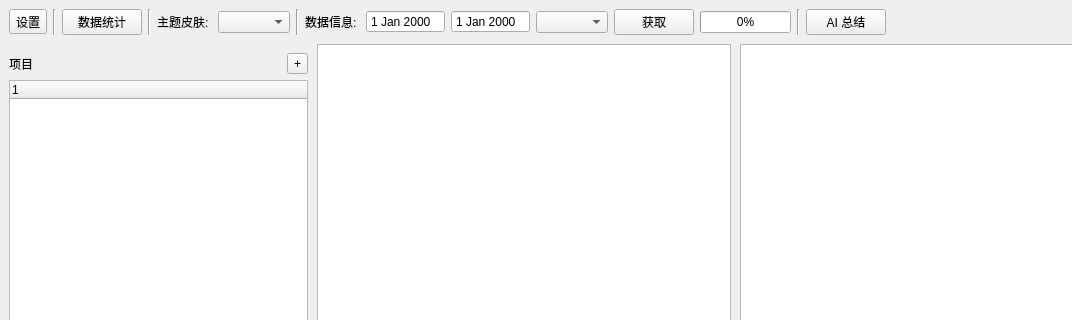
Old version of the form src/views/home/home.ui in the repository Hunlongyu/work_report; both pictures show x 0 to 1072 and y 0 to 320 of the 1163 by 691 pixel window.
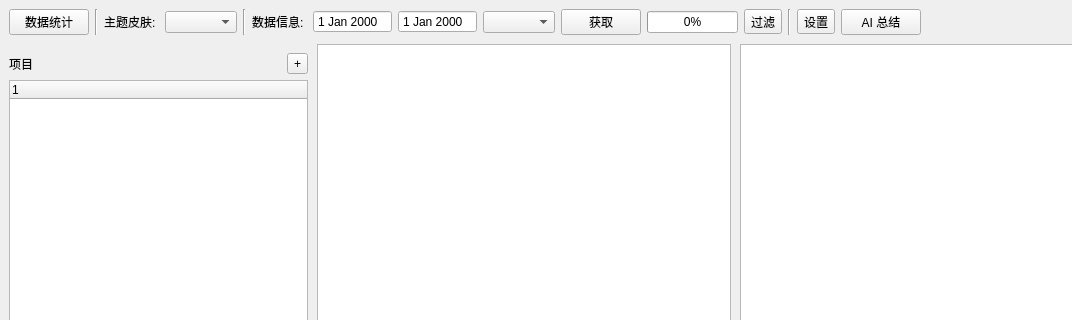
New version of the form.

Commit message:
feat(home): 重构首页布局并添加设置功能
- 重新调整了首页各个控件的布局结构
- 添加了设置按钮，点击后弹出设置对话框
- 新增 Settings 类和对应的 UI 文件
- 优化了代码结构，提高了可维护性

```diff
--- a/src/views/home/home.ui
+++ b/src/views/home/home.ui
@@ -228,13 +228,68 @@
       </size>
      </property>
      <layout class="QGridLayout" name="gridLayout">
+      <item row="0" column="13">
+       <widget class="Line" name="line_3">
+        <property name="orientation">
+         <enum>Qt::Orientation::Vertical</enum>
+        </property>
+       </widget>
+      </item>
+      <item row="0" column="5">
+       <widget class="Line" name="line">
+        <property name="orientation">
+         <enum>Qt::Orientation::Vertical</enum>
+        </property>
+       </widget>
+      </item>
       <item row="0" column="1">
-       <widget class="Line" name="line_4">
+       <widget class="QPushButton" name="btn_statistics">
+        <property name="text">
+         <string>数据统计</string>
+        </property>
+       </widget>
+      </item>
+      <item row="0" column="9">
+       <widget class="QComboBox" name="cbb_date"/>
+      </item>
+      <item row="0" column="17">
+       <widget class="QPushButton" name="btn_export">
+        <property name="text">
+         <string>导出</string>
+        </property>
+       </widget>
+      </item>
+      <item row="0" column="4">
+       <widget class="QComboBox" name="cbb_theme"/>
+      </item>
+      <item row="0" column="2">
+       <widget class="Line" name="line_2">
         <property name="orientation">
          <enum>Qt::Orientation::Vertical</enum>
         </property>
        </widget>
       </item>
+      <item row="0" column="10">
+       <widget class="QPushButton" name="btn_get">
+        <property name="text">
+         <string>获取</string>
+        </property>
+       </widget>
+      </item>
+      <item row="0" column="6">
+       <widget class="QLabel" name="label_4">
+        <property name="text">
+         <string>数据信息: </string>
+        </property>
+       </widget>
+      </item>
+      <item row="0" column="15">
+       <widget class="QPushButton" name="btn_ai_repot">
+        <property name="text">
+         <string>AI 总结</string>
+        </property>
+       </widget>
+      </item>
       <item row="0" column="16">
        <spacer name="horizontalSpacer">
         <property name="orientation">
@@ -248,28 +303,21 @@
         </property>
        </spacer>
       </item>
-      <item row="0" column="17">
-       <widget class="QPushButton" name="btn_export">
-        <property name="text">
-         <string>导出</string>
+      <item row="0" column="11">
+       <widget class="QProgressBar" name="progress">
+        <property name="value">
+         <number>0</number>
         </property>
        </widget>
       </item>
-      <item row="0" column="9">
-       <widget class="QDateEdit" name="de_until">
+      <item row="0" column="7">
+       <widget class="QDateEdit" name="de_since">
         <property name="buttonSymbols">
          <enum>QAbstractSpinBox::ButtonSymbols::NoButtons</enum>
         </property>
        </widget>
       </item>
-      <item row="0" column="15">
-       <widget class="QPushButton" name="btn_ai_repot">
-        <property name="text">
-         <string>AI 总结</string>
-        </property>
-       </widget>
-      </item>
-      <item row="0" column="0">
+      <item row="0" column="14">
        <widget class="QToolButton" name="btn_settings">
         <property name="layoutDirection">
          <enum>Qt::LayoutDirection::LeftToRight</enum>
@@ -279,72 +327,27 @@
         </property>
        </widget>
       </item>
-      <item row="0" column="10">
-       <widget class="QComboBox" name="cbb_date"/>
-      </item>
-      <item row="0" column="6">
-       <widget class="Line" name="line">
-        <property name="orientation">
-         <enum>Qt::Orientation::Vertical</enum>
-        </property>
-       </widget>
-      </item>
-      <item row="0" column="2">
-       <widget class="QPushButton" name="btn_statistics">
-        <property name="text">
-         <string>数据统计</string>
-        </property>
-       </widget>
-      </item>
       <item row="0" column="3">
-       <widget class="Line" name="line_2">
-        <property name="orientation">
-         <enum>Qt::Orientation::Vertical</enum>
-        </property>
-       </widget>
-      </item>
-      <item row="0" column="5">
-       <widget class="QComboBox" name="cbb_theme"/>
-      </item>
-      <item row="0" column="14">
-       <widget class="Line" name="line_3">
-        <property name="orientation">
-         <enum>Qt::Orientation::Vertical</enum>
-        </property>
-       </widget>
-      </item>
-      <item row="0" column="8">
-       <widget class="QDateEdit" name="de_since">
-        <property name="buttonSymbols">
-         <enum>QAbstractSpinBox::ButtonSymbols::NoButtons</enum>
-        </property>
-       </widget>
-      </item>
-      <item row="0" column="11">
-       <widget class="QPushButton" name="btn_get">
-        <property name="text">
-         <string>获取</string>
-        </property>
-       </widget>
-      </item>
-      <item row="0" column="4">
        <widget class="QLabel" name="label_3">
         <property name="text">
          <string>主题皮肤: </string>
         </property>
        </widget>
       </item>
-      <item row="0" column="7">
-       <widget class="QLabel" name="label_4">
-        <property name="text">
-         <string>数据信息: </string>
+      <item row="0" column="8">
+       <widget class="QDateEdit" name="de_until">
+        <property name="buttonSymbols">
+         <enum>QAbstractSpinBox::ButtonSymbols::NoButtons</enum>
         </property>
        </widget>
       </item>
       <item row="0" column="12">
-       <widget class="QProgressBar" name="progress">
-        <property name="value">
-         <number>0</number>
+       <widget class="QToolButton" name="btn_filter">
+        <property name="layoutDirection">
+         <enum>Qt::LayoutDirection::LeftToRight</enum>
+        </property>
+        <property name="text">
+         <string>过滤</string>
         </property>
        </widget>
       </item>
```
The commit also changes 6 other files.
